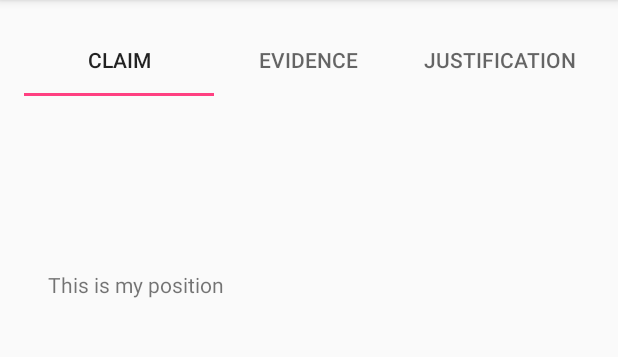
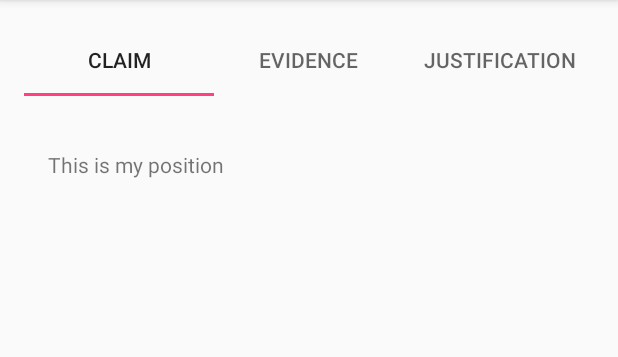
Before and after one commit to nrf2119/FinalProject-Justify, an Android app: the ReadArgumentActivity screen opened directly, with no data from a screen before it, on a phone screen of 412 x 824 dp, the part 84-441 px from its top. Run offline under Robolectric (Android 15) with nearby library versions, the phone set to English and light mode, and no system bars; 4 statements that could not run were skipped.

Commit message:
webview loads when reading now :)

```diff
--- a/app/src/main/java/nigel/finalproject_justify/Argument.java
+++ b/app/src/main/java/nigel/finalproject_justify/Argument.java
@@ -15,15 +15,14 @@ public class Argument implements Serializable {
     public String webUrl;
 
     public Argument() {
-        this("", "", "", "", "");
+        this("", "", "", "");
     }
 
-    public Argument(String claim, String evidence, String justification, String user, String webUrl) {
+    public Argument(String claim, String evidence, String justification, String user) {
         this.claim = claim;
         this.evidence = evidence;
         this.justification = justification;
         this.user = user;
-        this.webUrl = webUrl;
     }
     //one change :)
 }
--- a/app/src/main/java/nigel/finalproject_justify/PositionActivity.java
+++ b/app/src/main/java/nigel/finalproject_justify/PositionActivity.java
@@ -56,7 +56,6 @@ public class PositionActivity extends AppCompatActivity {
     public void agree(View view) {
         nameThatAppears = editText.getText().toString();
         if (!nameThatAppears.equals("")) {
-            Toast.makeText(this, "Please type your name", Toast.LENGTH_SHORT).show();
             Intent intent = new Intent(this, MakeArgumentActivity.class);
             intent.putExtra(Keys.CHOSEN_INQUIRY_CARD, inquiry);
             intent.putExtra(Keys.CHOSEN_INQUIRY_KEY, key);
--- a/app/src/main/java/nigel/finalproject_justify/ReadArgumentActivity.java
+++ b/app/src/main/java/nigel/finalproject_justify/ReadArgumentActivity.java
@@ -28,6 +28,8 @@ public class ReadArgumentActivity extends AppCompatActivity {
 
         viewPager.setAdapter(new ReadingTabPagerAdapter(argument));
         tabLayout.setupWithViewPager(viewPager);
+
+
     }
 
 
--- a/app/src/main/java/nigel/finalproject_justify/ReadEvidenceView.java
+++ b/app/src/main/java/nigel/finalproject_justify/ReadEvidenceView.java
@@ -3,6 +3,8 @@ package nigel.finalproject_justify;
 import android.annotation.TargetApi;
 import android.content.Context;
 import android.util.AttributeSet;
+import android.webkit.WebView;
+import android.webkit.WebViewClient;
 import android.widget.FrameLayout;
 import android.widget.TextView;
 
@@ -11,6 +13,7 @@ import android.widget.TextView;
  */
 public class ReadEvidenceView extends FrameLayout {
     private TextView textView;
+    private WebView webView1;
 
     public ReadEvidenceView(Context context) {
         super(context);
@@ -38,9 +41,17 @@ public class ReadEvidenceView extends FrameLayout {
         inflate(getContext(), R.layout.reading_evidence_view, this);
         textView = (TextView) findViewById(R.id.otherevidencetext);
         textView.setText("This is my position");
+        webView1 = (WebView) findViewById(R.id.web_view_2);
+        webView1.setWebViewClient(new WebViewClient());
+        webView1.getSettings().setJavaScriptEnabled(true);
+        webView1.loadUrl("http://google.com/");
     }
 
     public void setText(String text) {
         textView.setText(text);
     }
+
+    public void setWebView1(String url) {
+        webView1.loadUrl(url);
+    }
 }
--- a/app/src/main/java/nigel/finalproject_justify/ReadingTabPagerAdapter.java
+++ b/app/src/main/java/nigel/finalproject_justify/ReadingTabPagerAdapter.java
@@ -44,6 +44,7 @@ public class ReadingTabPagerAdapter extends PagerAdapter {
             case 1:
                 ReadEvidenceView viewEvidence = new ReadEvidenceView(container.getContext());
                 viewEvidence.setText(argument.evidence);
+                viewEvidence.setWebView1(argument.webUrl);
                 container.addView(viewEvidence);
                 return viewEvidence;
             case 2:
--- a/app/src/main/res/layout/reading_claim_view.xml
+++ b/app/src/main/res/layout/reading_claim_view.xml
@@ -8,7 +8,7 @@
         android:layout_width="match_parent"
         android:layout_height="wrap_content"
         android:text="This is other's position"
-        android:layout_marginTop="100dp"
+        android:layout_marginTop="20dp"
         android:id="@+id/otherclaimtext" />
 
 
--- a/app/src/main/res/layout/reading_justification_view.xml
+++ b/app/src/main/res/layout/reading_justification_view.xml
@@ -7,7 +7,7 @@
     <TextView
         android:layout_width="match_parent"
         android:layout_height="wrap_content"
-        android:layout_marginTop="100dp"
+        android:layout_marginTop="20sp"
         android:text="This is other's position"
         android:id="@+id/otherjustificationtext" />
 
```
Also changed, not shown: app/src/main/java/nigel/finalproject_justify/MakeArgumentActivity.java (+8 -1 lines), app/src/main/res/layout/reading_evidence_view.xml (+6 -6 lines). Lines whose indentation alone changed are shown as unchanged.
